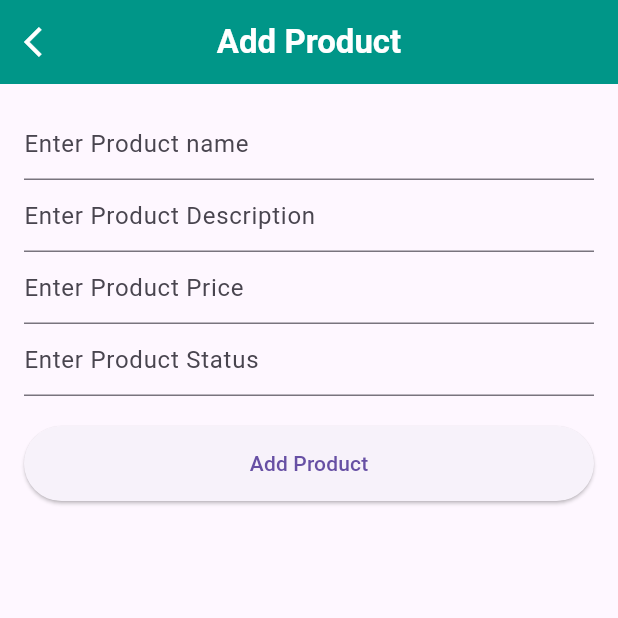
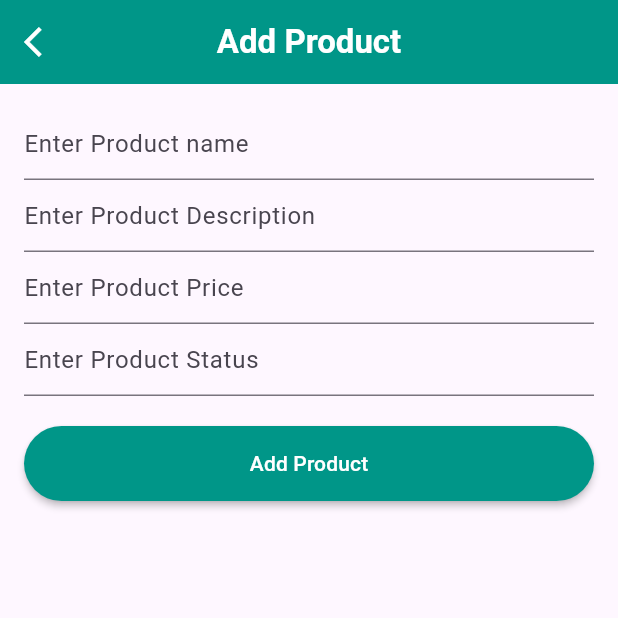
Before and after one commit to inzamam9494/Ecommerce-App, a Flutter app: the AddProduct screen opened directly, on a phone screen of 412 x 824 dp, the top half of it. Run offline on Flutter 3.47's test engine with Material 3 defaults, Android fonts, the phone set to English and light mode, and no system bars; our stand-ins replace bloc, firebase_core; accounts and stored records are empty.

Commit message:
Ecommerce Admin

```diff
--- a/lib/design/theme.dart
+++ b/lib/design/theme.dart
@@ -4,6 +4,12 @@ class AppTheme{
   static ThemeData lightThemeColor = ThemeData(
     primaryColor: Colors.teal,
     appBarTheme: const AppBarTheme(color: Colors.teal),
-    brightness: Brightness.light
+    brightness: Brightness.light,
+    elevatedButtonTheme: ElevatedButtonThemeData(
+      style: ButtonStyle(
+        backgroundColor: MaterialStateProperty.all(Colors.teal),
+        elevation: MaterialStateProperty.all(2)
+      )
+    )
   );
 }
--- a/lib/features/add_products/add_products.dart
+++ b/lib/features/add_products/add_products.dart
@@ -8,7 +8,9 @@ class AddProduct extends StatelessWidget {
     return Scaffold(
       appBar: AppBar(
         leading: IconButton(
-            onPressed: () {Navigator.pop(context);},
+            onPressed: () {
+              Navigator.pop(context);
+            },
             icon: Icon(
               Icons.arrow_back_ios,
               color: Colors.white,
@@ -25,33 +27,33 @@ class AddProduct extends StatelessWidget {
           children: [
             TextFormField(
               key: ValueKey('name'),
-              decoration: InputDecoration(
-                hintText: 'Enter Product name'
-              ),
+              decoration: InputDecoration(hintText: 'Enter Product name'),
             ),
             TextFormField(
               key: ValueKey('description'),
-              decoration: InputDecoration(
-                  hintText: 'Enter Product Description'
-              ),
+              decoration:
+                  InputDecoration(hintText: 'Enter Product Description'),
             ),
             TextFormField(
               key: ValueKey('price'),
-              decoration: InputDecoration(
-                  hintText: 'Enter Product Price'
-              ),
+              decoration: InputDecoration(hintText: 'Enter Product Price'),
             ),
             TextFormField(
               key: ValueKey('status'),
-              decoration: InputDecoration(
-                  hintText: 'Enter Product Status'
-              ),
+              decoration: InputDecoration(hintText: 'Enter Product Status'),
             ),
-            SizedBox(height: 20,),
             SizedBox(
-              height: 50,
+              height: 20,
+            ),
+            SizedBox(
+                height: 50,
                 width: double.maxFinite,
-                child: ElevatedButton(onPressed: (){}, child: Text('Add Product')))
+                child: ElevatedButton(
+                    onPressed: () {},
+                    child: Text(
+                      'Add Product',
+                      style: TextStyle(color: Colors.white),
+                    )))
           ],
         ),
       ),
--- /dev/null
+++ b/lib/features/add_products/bloc/add_products_event.dart
@@ -0,0 +1,4 @@
+part of 'add_products_bloc.dart';
+
+@immutable
+sealed class AddProductsEvent {}
--- /dev/null
+++ b/lib/features/add_products/bloc/add_products_state.dart
@@ -0,0 +1,6 @@
+part of 'add_products_bloc.dart';
+
+@immutable
+sealed class AddProductsState {}
+
+final class AddProductsInitial extends AddProductsState {}
```
Also changed, not shown: lib/features/add_products/bloc/add_products_bloc.dart (added, +13 -0 lines).
